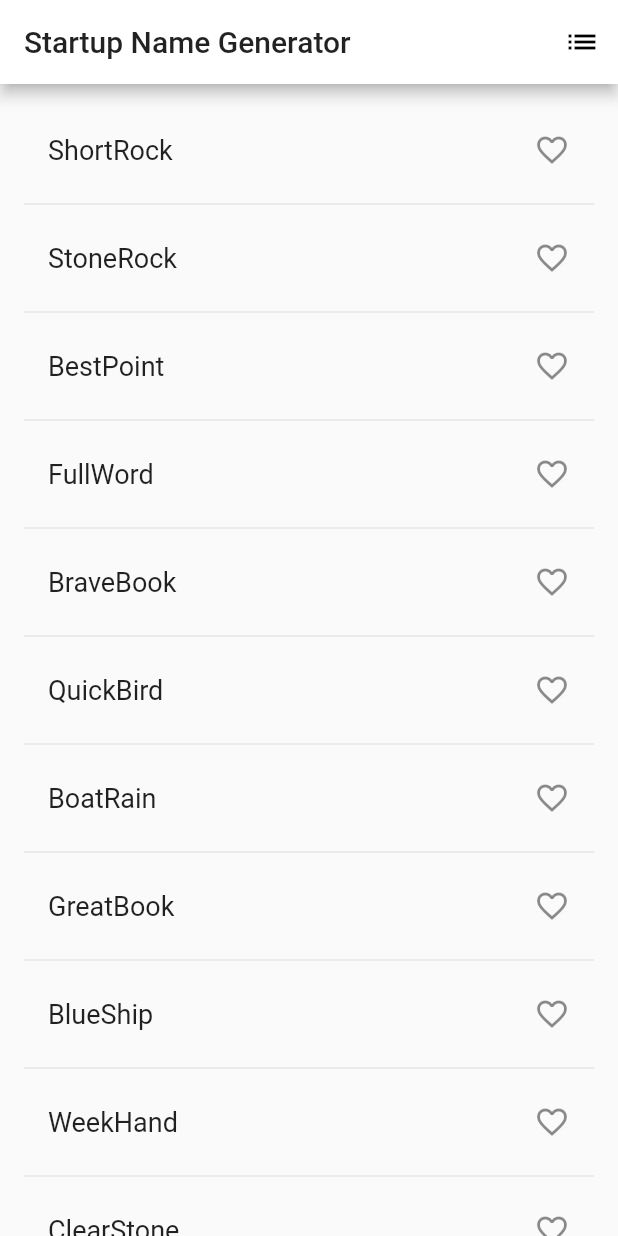
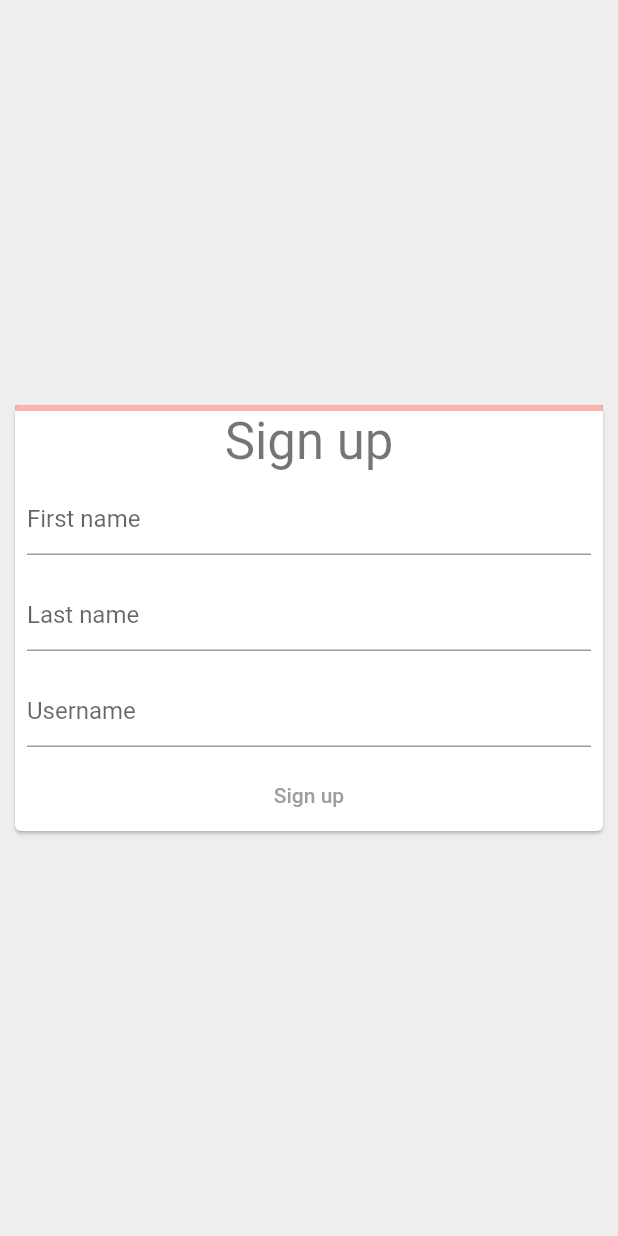
Before and after one commit to wileymarques/fluttering, a Flutter app: the screen it shows after launch, on a phone screen of 412 x 824 dp. Run offline on Flutter 3.47's test engine with Material 2 defaults, Android fonts, the phone set to English and light mode, and no system bars.

Commit message:
"Write your first Flutter app on the web" codelab
- Available on <https://flutter.dev/docs/get-started/codelab-web>

```diff
--- a/lib/main.dart
+++ b/lib/main.dart
@@ -1,109 +1,194 @@
 import 'package:flutter/material.dart';
-import 'package:english_words/english_words.dart';
 
-void main() => runApp(MyApp());
+void main() => runApp(SignUpApp());
 
-class MyApp extends StatelessWidget {
+class SignUpApp extends StatelessWidget {
   @override
   Widget build(BuildContext context) {
     return MaterialApp(
-      debugShowCheckedModeBanner: false,
-      title: 'Startup Name Generator',
-      theme: ThemeData(
-        primaryColor: Colors.white,
-      ),
-      home: RandomWords(),
+      routes: {
+        '/': (context) => SignUpScreen(),
+        '/welcome': (context) => WelcomeScreen(),
+      },
     );
   }
 }
 
-class RandomWords extends StatefulWidget {
-  @override
-  _RandomWordsState createState() => _RandomWordsState();
-}
-
-class _RandomWordsState extends State<RandomWords> {
-  final _suggestions = <WordPair>[];
-  final _saved = <WordPair>{};
-  final _biggerFont = TextStyle(fontSize: 18.0);
-
+class SignUpScreen extends StatelessWidget {
   @override
   Widget build(BuildContext context) {
     return Scaffold(
-      appBar: AppBar(
-        title: Text('Startup Name Generator'),
-        actions: [
-          IconButton(icon: Icon(Icons.list), onPressed: _pushSaved),
-        ],
-      ),
-      body: _buildSuggestions(),
-    );
-  }
-
-  Widget _buildSuggestions() {
-    return ListView.builder(
-        padding: EdgeInsets.all(16.0),
-        itemBuilder: (context, i) {
-          if (i.isOdd) return Divider();
-
-          final index = i ~/ 2;
-          if (index >= _suggestions.length) {
-            _suggestions.addAll(generateWordPairs().take(10));
-          }
-          return _buildRow(_suggestions[index]);
-        });
-  }
-
-  Widget _buildRow(WordPair pair) {
-    final alreadySaved = _saved.contains(pair);
-    return ListTile(
-      title: Text(
-        pair.asPascalCase,
-        style: _biggerFont,
-      ),
-      trailing: Icon(
-        alreadySaved ? Icons.favorite : Icons.favorite_border,
-        color: alreadySaved ? Colors.red : null,
-      ),
-      onTap: () {
-        setState(() {
-          if (alreadySaved) {
-            _saved.remove(pair);
-          } else {
-            _saved.add(pair);
-          }
-        });
-      },
-    );
-  }
-
-  void _pushSaved() {
-    Navigator.of(context).push(
-      MaterialPageRoute<void>(
-        builder: (BuildContext context) {
-          final tiles = _saved.map(
-            (WordPair pair) {
-              return ListTile(
-                title: Text(
-                  pair.asPascalCase,
-                  style: _biggerFont,
-                ),
-              );
-            },
-          );
-          final divided = ListTile.divideTiles(
-            context: context,
-            tiles: tiles,
-          ).toList();
-
-          return Scaffold(
-            appBar: AppBar(
-              title: Text('Saved Suggestions'),
-            ),
-            body: ListView(children: divided),
-          );
-        },
+      backgroundColor: Colors.grey[200],
+      body: Center(
+        child: SizedBox(
+          width: 400,
+          child: Card(
+            child: SignUpForm(),
+          ),
+        ),
       ),
     );
   }
 }
+
+class WelcomeScreen extends StatelessWidget {
+  @override
+  Widget build(BuildContext context) {
+    return Scaffold(
+      body: Center(
+        child: Text('Welcome!', style: Theme.of(context).textTheme.headline2),
+      ),
+    );
+  }
+}
+
+class SignUpForm extends StatefulWidget {
+  @override
+  _SignUpFormState createState() => _SignUpFormState();
+}
+
+class _SignUpFormState extends State<SignUpForm> {
+  final _firstNameTextController = TextEditingController();
+  final _lastNameTextController = TextEditingController();
+  final _usernameTextController = TextEditingController();
+
+  double _formProgress = 0;
+
+  @override
+  Widget build(BuildContext context) {
+    return Form(
+      onChanged: _updateFormProgress,
+      child: Column(
+        mainAxisSize: MainAxisSize.min,
+        children: [
+          AnimatedProgressIndicator(value: _formProgress),
+          Text('Sign up', style: Theme.of(context).textTheme.headline4),
+          Padding(
+            padding: EdgeInsets.all(8.0),
+            child: TextFormField(
+              controller: _firstNameTextController,
+              decoration: InputDecoration(hintText: 'First name'),
+            ),
+          ),
+          Padding(
+            padding: EdgeInsets.all(8.0),
+            child: TextFormField(
+              controller: _lastNameTextController,
+              decoration: InputDecoration(hintText: 'Last name'),
+            ),
+          ),
+          Padding(
+            padding: EdgeInsets.all(8.0),
+            child: TextFormField(
+              controller: _usernameTextController,
+              decoration: InputDecoration(hintText: 'Username'),
+            ),
+          ),
+          TextButton(
+            style: ButtonStyle(
+              foregroundColor:
+                  MaterialStateColor.resolveWith((Set<MaterialState> states) {
+                return states.contains(MaterialState.disabled)
+                    ? Colors.grey
+                    : Colors.white;
+              }),
+              backgroundColor:
+                  MaterialStateColor.resolveWith((Set<MaterialState> states) {
+                return states.contains(MaterialState.disabled)
+                    ? Colors.white
+                    : Colors.blue;
+              }),
+            ),
+            onPressed: _formProgress == 1 ? _showWelcomeScreen : null,
+            child: Text('Sign up'),
+          ),
+        ],
+      ),
+    );
+  }
+
+  void _showWelcomeScreen() {
+    Navigator.of(context).pushNamed('/welcome');
+  }
+
+  void _updateFormProgress() {
+    var progress = 0.0;
+    final controllers = [
+      _firstNameTextController,
+      _lastNameTextController,
+      _usernameTextController
+    ];
+
+    for (final controller in controllers) {
+      if (controller.value.text.isNotEmpty) {
+        progress += 1 / controllers.length;
+      }
+    }
+
+    setState(() {
+      _formProgress = progress;
+    });
+  }
+}
+
+class AnimatedProgressIndicator extends StatefulWidget {
+  final double value;
+
+  AnimatedProgressIndicator({
+    required this.value,
+  });
+
+  @override
+  State<StatefulWidget> createState() {
+    return _AnimatedProgressIndicatorState();
+  }
+}
+
+class _AnimatedProgressIndicatorState extends State<AnimatedProgressIndicator>
+    with SingleTickerProviderStateMixin {
+  late AnimationController _controller;
+  late Animation<Color?> _colorAnimation;
+  late Animation<double> _curveAnimation;
+
+  void initState() {
+    super.initState();
+    _controller = AnimationController(
+        duration: Duration(milliseconds: 1200), vsync: this);
+
+    final colorTween = TweenSequence([
+      TweenSequenceItem(
+        tween: ColorTween(begin: Colors.red, end: Colors.orange),
+        weight: 1,
+      ),
+      TweenSequenceItem(
+        tween: ColorTween(begin: Colors.orange, end: Colors.yellow),
+        weight: 1,
+      ),
+      TweenSequenceItem(
+        tween: ColorTween(begin: Colors.yellow, end: Colors.green),
+        weight: 1,
+      ),
+    ]);
+
+    _colorAnimation = _controller.drive(colorTween);
+    _curveAnimation = _controller.drive(CurveTween(curve: Curves.easeIn));
+  }
+
+  @override
+  void didUpdateWidget(oldWidget) {
+    super.didUpdateWidget(oldWidget);
+    _controller.animateTo(widget.value);
+  }
+
+  @override
+  Widget build(BuildContext context) {
+    return AnimatedBuilder(
+      animation: _controller,
+      builder: (context, child) => LinearProgressIndicator(
+        value: _curveAnimation.value,
+        valueColor: _colorAnimation,
+        backgroundColor: _colorAnimation.value?.withOpacity(0.4),
+      ),
+    );
+  }
+}
--- a/pubspec.yaml
+++ b/pubspec.yaml
@@ -9,7 +9,7 @@
 # A version number is three numbers separated by dots, like 1.2.43
 # followed by an optional build number separated by a +.
 # Both the version and the builder number may be overridden in flutter
-# build by specifying --build-name and --build-number, respectively.
+# build by specifying --build-name and --build-number, resp∑ectively.
 # In Android, build-name is used as versionName while build-number used as versionCode.
 # Read more about Android versioning at https://developer.android.com/studio/publish/versioning
 # In iOS, build-name is used as CFBundleShortVersionString while build-number used as CFBundleVersion.
```
Also changed, not shown: 1 other file.
